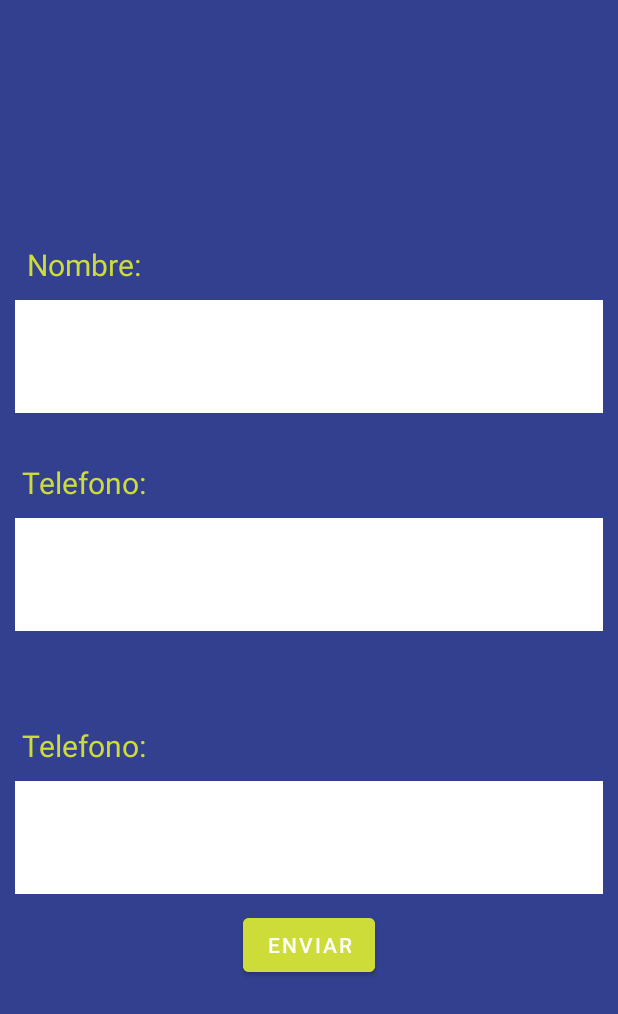
After one commit to Chrdeveloper/Kebabmania, an Android app: the layout fragment_configlogin.xml on its own in the app's theme, with its tools: preview values and no code run, on a phone screen of 412 x 824 dp. The commit adds this screen. Shown: the top 1014 px of the screen. Run offline under Robolectric (Android 15) with nearby library versions, the phone set to English and light mode, and no system bars.

Commit message:
Añadidos todos los xmls restantes

```diff
--- /dev/null
+++ b/app/src/main/res/layout/fragment_configlogin.xml
@@ -0,0 +1,99 @@
+<?xml version="1.0" encoding="utf-8"?>
+<androidx.constraintlayout.widget.ConstraintLayout xmlns:android="http://schemas.android.com/apk/res/android"
+    android:layout_width="match_parent"
+    xmlns:app="http://schemas.android.com/apk/res-auto"
+    android:background="@color/azul"
+    android:layout_height="match_parent">
+
+
+<TextView
+    android:layout_width="wrap_content"
+    android:layout_height="wrap_content"
+    android:id="@+id/titleNameConfig"
+    app:layout_constraintBottom_toTopOf="@id/newNameConfig"
+    android:text="Nombre:"
+    app:layout_constraintEnd_toEndOf="parent"
+    app:layout_constraintStart_toStartOf="parent"
+    android:layout_marginEnd="300dp"
+    android:textSize="20dp"
+    android:textColor="@color/amarillo"
+    android:layout_marginBottom="10dp"/>
+
+    <EditText
+        android:layout_width="match_parent"
+        android:layout_height="75dp"
+        android:background="@color/white"
+        app:layout_constraintStart_toStartOf="parent"
+        app:layout_constraintEnd_toEndOf="parent"
+        app:layout_constraintTop_toTopOf="parent"
+        android:layout_marginTop="200dp"
+        android:layout_marginEnd="10dp"
+        android:layout_marginStart="10dp"
+        android:id="@+id/newNameConfig"
+        />
+
+    <TextView
+        android:layout_width="wrap_content"
+        android:layout_height="wrap_content"
+        android:id="@+id/titleTlfConfig"
+        app:layout_constraintBottom_toTopOf="@id/newTlfConfig"
+        android:text="Telefono:"
+        app:layout_constraintEnd_toEndOf="parent"
+        app:layout_constraintStart_toStartOf="parent"
+        android:layout_marginEnd="300dp"
+        android:textSize="20dp"
+        android:textColor="@color/amarillo"
+        android:layout_marginBottom="10dp"/>
+
+    <EditText
+        android:layout_width="match_parent"
+        android:layout_height="75dp"
+        android:background="@color/white"
+        app:layout_constraintStart_toStartOf="parent"
+        app:layout_constraintEnd_toEndOf="parent"
+        app:layout_constraintTop_toBottomOf="@id/newNameConfig"
+        android:layout_marginTop="70dp"
+        android:layout_marginEnd="10dp"
+        android:layout_marginStart="10dp"
+        android:id="@+id/newTlfConfig"
+        />
+
+    <TextView
+        android:layout_width="wrap_content"
+        android:layout_height="wrap_content"
+        android:id="@+id/titlecodeConfig"
+        app:layout_constraintBottom_toTopOf="@id/codeConfig"
+        android:text="Telefono:"
+        app:layout_constraintEnd_toEndOf="parent"
+        app:layout_constraintStart_toStartOf="parent"
+        android:layout_marginEnd="300dp"
+        android:textSize="20dp"
+        android:textColor="@color/amarillo"
+        android:layout_marginBottom="10dp"/>
+
+    <EditText
+        android:layout_width="match_parent"
+        android:layout_height="75dp"
+        android:background="@color/white"
+        app:layout_constraintStart_toStartOf="parent"
+        app:layout_constraintEnd_toEndOf="parent"
+        app:layout_constraintTop_toBottomOf="@id/newTlfConfig"
+        android:layout_marginTop="100dp"
+        android:layout_marginEnd="10dp"
+        android:layout_marginStart="10dp"
+        android:id="@+id/codeConfig"
+        />
+    <Button
+        android:id="@+id/botonNew"
+        android:layout_width="wrap_content"
+        android:layout_height="wrap_content"
+        android:text="Enviar"
+        android:backgroundTint="@color/amarillo"
+        app:layout_constraintTop_toBottomOf="@id/codeConfig"
+        app:layout_constraintStart_toStartOf="parent"
+        app:layout_constraintEnd_toEndOf="parent"
+        android:layout_marginTop="10dp"/>
+
+
+
+</androidx.constraintlayout.widget.ConstraintLayout>
```
Also changed, not shown: app/src/main/res/layout/fragment_configuation.xml (+52 -0 lines), app/src/main/res/layout/fragment_delete.xml (added, +31 -0 lines), app/src/main/res/layout/opinion_celda.xml (added, +36 -0 lines).
